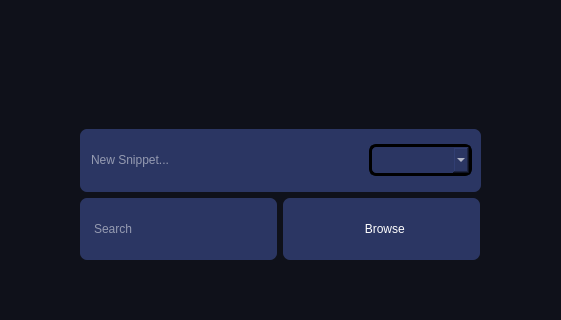
First picture: the form in mainwindow.ui, repository Deatrax/codenheimer, before the edit; both pictures show x 327 to 888 and y 185 to 505 of the 1041 by 683 pixel window.
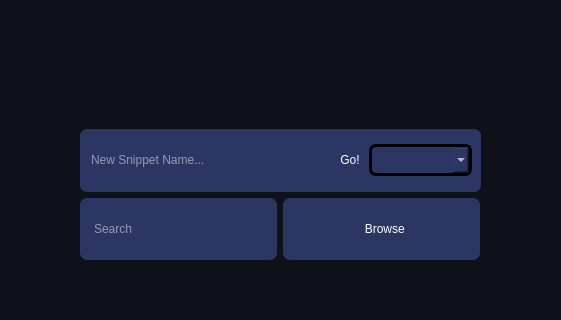
Second picture: the form after the edit. Icons and pictures are not drawn.

Commit message: a lot of things done, warning system, autoclosing messagebox, addNewAction, addNewSnippet, fixed font and size of combobox

```diff
--- a/mainwindow.ui
+++ b/mainwindow.ui
@@ -537,10 +537,34 @@
                  <string/>
                 </property>
                 <layout class="QHBoxLayout" name="horizontalLayout_7">
+                 <property name="spacing">
+                  <number>4</number>
+                 </property>
                  <item>
                   <widget class="QLineEdit" name="newSnippetNameBox">
                    <property name="placeholderText">
-                    <string>New Snippet...</string>
+                    <string>New Snippet Name...</string>
+                   </property>
+                  </widget>
+                 </item>
+                 <item>
+                  <widget class="QPushButton" name="addNewButton">
+                   <property name="styleSheet">
+                    <string notr="true">QPushButton {
+    background: #2B3663; /* Normal background */
+    border-radius: 5px;  /* Border radius for normal state */
+    border: none;        /* Optional: removes any border */
+	padding:5px;
+
+}
+
+QPushButton:hover {
+    background: #3B4984; /* Background color on hover */
+    border-radius: 7px;  /* Keep the same border radius */
+}</string>
+                   </property>
+                   <property name="text">
+                    <string>Go!</string>
                    </property>
                   </widget>
                  </item>
```
Left out of the diff: 3 changed lines with no effect on the pictures. The commit also changes 2 other files.
